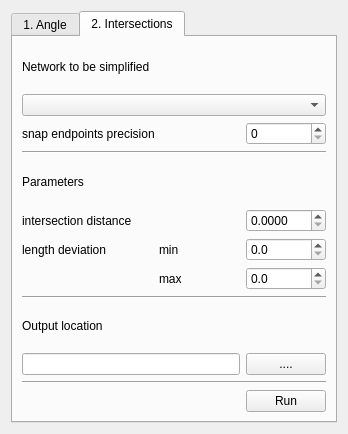
First picture: the form in rcl_simplification_dialog_base.ui, repository spacesyntax/Rcl-simplification-, before the edit.
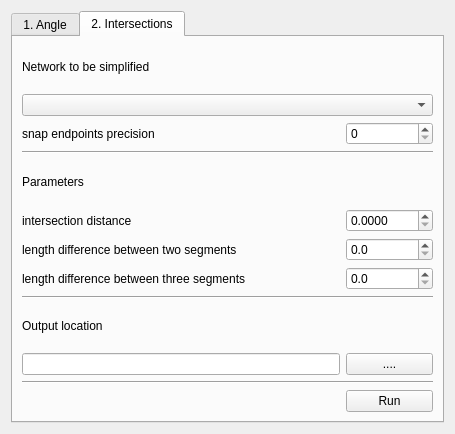
Second picture: the form after the edit. The open tabs and pages were chosen to show the change.

The edit to the form file:
```diff
--- a/rcl_simplification_dialog_base.ui
+++ b/rcl_simplification_dialog_base.ui
@@ -6,7 +6,7 @@
    <rect>
     <x>0</x>
     <y>0</y>
-    <width>348</width>
+    <width>455</width>
     <height>434</height>
    </rect>
   </property>
@@ -185,13 +185,6 @@
            </property>
           </widget>
          </item>
-         <item row="6" column="1">
-          <widget class="QLabel" name="label_49">
-           <property name="text">
-            <string>min</string>
-           </property>
-          </widget>
-         </item>
          <item row="10" column="0" colspan="2">
           <widget class="QLineEdit" name="outputText2"/>
          </item>
@@ -212,7 +205,7 @@
          <item row="6" column="0">
           <widget class="QLabel" name="label_64">
            <property name="text">
-            <string>length deviation </string>
+            <string>length difference between two segments</string>
            </property>
           </widget>
          </item>
@@ -273,13 +266,6 @@
          <item row="1" column="0" colspan="3">
           <widget class="QComboBox" name="inputCombo2"/>
          </item>
-         <item row="7" column="1">
-          <widget class="QLabel" name="label_45">
-           <property name="text">
-            <string>max</string>
-           </property>
-          </widget>
-         </item>
          <item row="12" column="2">
           <widget class="QPushButton" name="run2">
            <property name="layoutDirection">
@@ -317,6 +303,13 @@
            </property>
           </widget>
          </item>
+         <item row="7" column="0">
+          <widget class="QLabel" name="label_2">
+           <property name="text">
+            <string>length difference between three segments</string>
+           </property>
+          </widget>
+         </item>
         </layout>
        </item>
       </layout>
```
Left out of the diff: 25 changed lines with no effect on the pictures.
